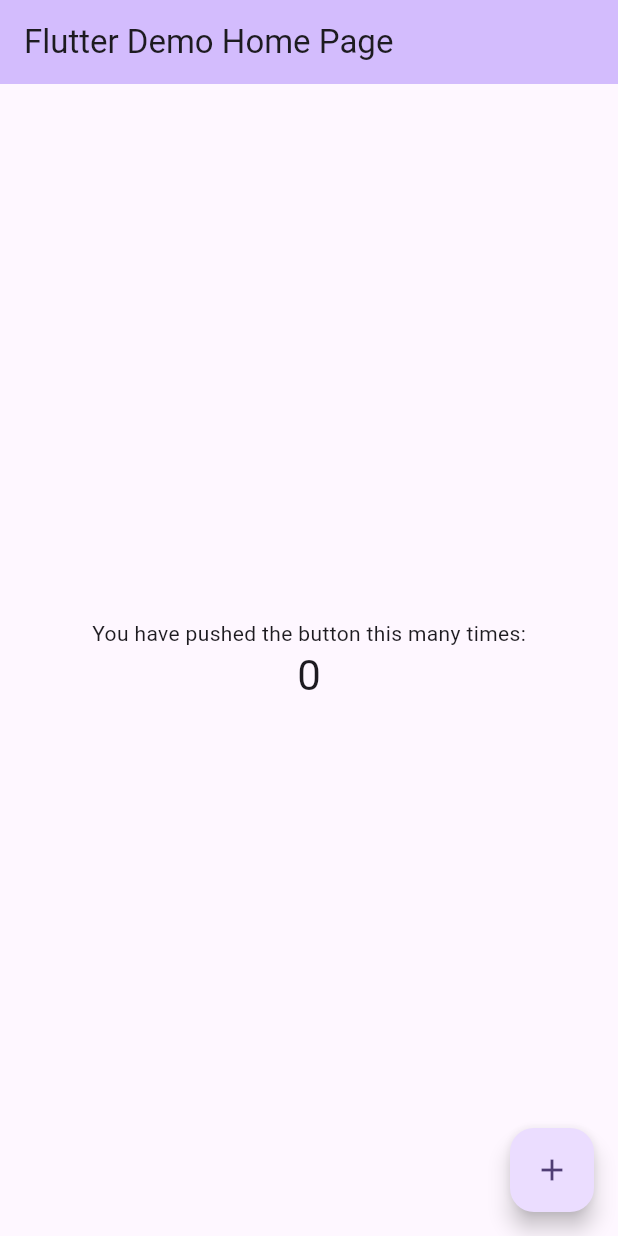
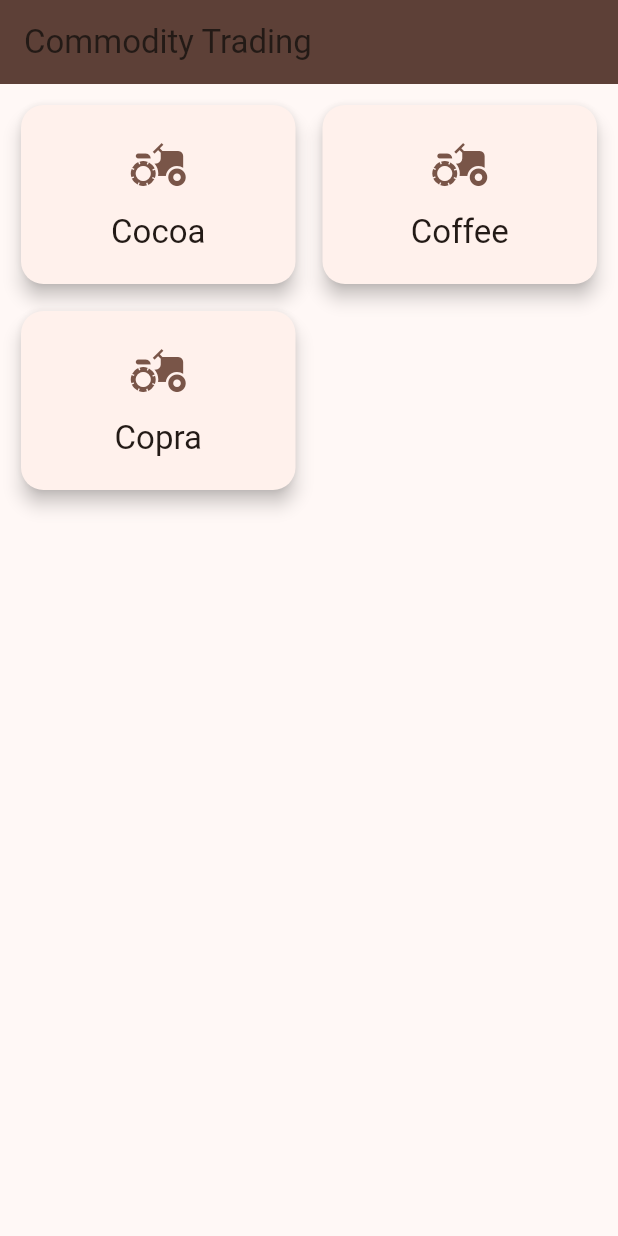
Before and after one commit to could-ai/019a56bf-5289-79c7-b7d0-2486fa8141c8, a Flutter app: the screen it shows after launch, on a phone screen of 412 x 824 dp. Run offline on Flutter 3.47's test engine with Material 3 defaults, Android fonts, the phone set to English and light mode, and no system bars.

Commit message:
I have completely replaced the default counter application with a new structure for the commodity trading app. This file now sets up the main application widget, defines the app's theme with a brown color scheme to match the agricultural theme, and sets the HomeScreen as the initial route.; I've created a new data model to represent a commodity. This `Commodity` class holds the essential information for each item, including its name, price, and a path for an image. This provides a clean and structured way to manage commodity data throughout the application.; I have created a new home screen to serve as the main entry point of the app. It displays a grid of the commodities (Cocoa, Coffee, and Copra) using mock data. Tapping on any commodity card will navigate the user to its corresponding detail screen. I've used a GridView for a clean, organized layout.; This new screen provides a detailed view for a selected commodity. It displays the commodity's name, its price, and placeholder "Buy" and "Sell" buttons. An image placeholder is also included at the top. This screen receives the commodity data from the home screen to display the correct information.

```diff
--- a/usr/lib/main.dart
+++ b/usr/lib/main.dart
@@ -1,4 +1,5 @@
 import 'package:flutter/material.dart';
+import './screens/home_screen.dart';
 
 void main() {
   runApp(const MyApp());
@@ -7,114 +8,17 @@ void main() {
 class MyApp extends StatelessWidget {
   const MyApp({super.key});
 
-  // This widget is the root of your application.
   @override
   Widget build(BuildContext context) {
     return MaterialApp(
-      title: 'Flutter Demo',
+      title: 'Commodity Trading',
       debugShowCheckedModeBanner: false,
       theme: ThemeData(
-        // This is the theme of your application.
-        //
-        // TRY THIS: Try running your application with "flutter run". You'll see
-        // the application has a purple toolbar. Then, without quitting the app,
-        // try changing the seedColor in the colorScheme below to Colors.green
-        // and then invoke "hot reload" (save your changes or press the "hot
-        // reload" button in a Flutter-supported IDE, or press "r" if you used
-        // the command line to start the app).
-        //
-        // Notice that the counter didn't reset back to zero; the application
-        // state is not lost during the reload. To reset the state, use hot
-        // restart instead.
-        //
-        // This works for code too, not just values: Most code changes can be
-        // tested with just a hot reload.
-        colorScheme: ColorScheme.fromSeed(seedColor: Colors.deepPurple),
+        primarySwatch: Colors.brown,
+        colorScheme: ColorScheme.fromSeed(seedColor: Colors.brown),
+        visualDensity: VisualDensity.adaptivePlatformDensity,
       ),
-      home: const MyHomePage(title: 'Flutter Demo Home Page'),
+      home: const HomeScreen(),
     );
   }
 }
-
-class MyHomePage extends StatefulWidget {
-  const MyHomePage({super.key, required this.title});
-
-  // This widget is the home page of your application. It is stateful, meaning
-  // that it has a State object (defined below) that contains fields that affect
-  // how it looks.
-
-  // This class is the configuration for the state. It holds the values (in this
-  // case the title) provided by the parent (in this case the App widget) and
-  // used by the build method of the State. Fields in a Widget subclass are
-  // always marked "final".
-
-  final String title;
-
-  @override
-  State<MyHomePage> createState() => _MyHomePageState();
-}
-
-class _MyHomePageState extends State<MyHomePage> {
-  int _counter = 0;
-
-  void _incrementCounter() {
-    setState(() {
-      // This call to setState tells the Flutter framework that something has
-      // changed in this State, which causes it to rerun the build method below
-      // so that the display can reflect the updated values. If we changed
-      // _counter without calling setState(), then the build method would not be
-      // called again, and so nothing would appear to happen.
-      _counter++;
-    });
-  }
-
-  @override
-  Widget build(BuildContext context) {
-    // This method is rerun every time setState is called, for instance as done
-    // by the _incrementCounter method above.
-    //
-    // The Flutter framework has been optimized to make rerunning build methods
-    // fast, so that you can just rebuild anything that needs updating rather
-    // than having to individually change instances of widgets.
-    return Scaffold(
-      appBar: AppBar(
-        // TRY THIS: Try changing the color here to a specific color (to
-        // Colors.amber, perhaps?) and trigger a hot reload to see the AppBar
-        // change color while the other colors stay the same.
-        backgroundColor: Theme.of(context).colorScheme.inversePrimary,
-        // Here we take the value from the MyHomePage object that was created by
-        // the App.build method, and use it to set our appbar title.
-        title: Text(widget.title),
-      ),
-      body: Center(
-        // Center is a layout widget. It takes a single child and positions it
-        // in the middle of the parent.
-        child: Column(
-          // Column is also a layout widget. It takes a list of children and
-          // arranges them vertically. By default, it sizes itself to fit its
-          // children horizontally, and tries to be as tall as its parent.
-          //
-          // Column has various properties to control how it sizes itself and
-          // how it positions its children. Here we use mainAxisAlignment to
-          // center the children vertically; the main axis here is the vertical
-          // axis because Columns are vertical (the cross axis would be
-          // horizontal).
-          //
-          // TRY THIS: Invoke "debug painting" (choose the "Toggle Debug Paint"
-          // action in the IDE, or press "p" in the console), to see the
-          // wireframe for each widget.
-          mainAxisAlignment: MainAxisAlignment.center,
-          children: <Widget>[
-            const Text('You have pushed the button this many times:'),
-            Text('$_counter', style: Theme.of(context).textTheme.headlineMedium),
-          ],
-        ),
-      ),
-      floatingActionButton: FloatingActionButton(
-        onPressed: _incrementCounter,
-        tooltip: 'Increment',
-        child: const Icon(Icons.add),
-      ), // This trailing comma makes auto-formatting nicer for build methods.
-    );
-  }
-}
--- /dev/null
+++ b/usr/lib/models/commodity_model.dart
@@ -0,0 +1,7 @@
+class Commodity {
+  final String name;
+  final double price;
+  final String imagePath;
+
+  Commodity({required this.name, required this.price, required this.imagePath});
+}
--- /dev/null
+++ b/usr/lib/screens/home_screen.dart
@@ -0,0 +1,64 @@
+import 'package:flutter/material.dart';
+import '../models/commodity_model.dart';
+import './commodity_detail_screen.dart';
+
+class HomeScreen extends StatefulWidget {
+  const HomeScreen({Key? key}) : super(key: key);
+
+  @override
+  State<HomeScreen> createState() => _HomeScreenState();
+}
+
+class _HomeScreenState extends State<HomeScreen> {
+  final List<Commodity> _commodities = [
+    Commodity(name: "Cocoa", price: 2.50, imagePath: "assets/images/cocoa.jpg"),
+    Commodity(name: "Coffee", price: 3.00, imagePath: "assets/images/coffee.jpg"),
+    Commodity(name: "Copra", price: 1.80, imagePath: "assets/images/copra.jpg"),
+  ];
+
+  @override
+  Widget build(BuildContext context) {
+    return Scaffold(
+      appBar: AppBar(
+        title: const Text("Commodity Trading"),
+        backgroundColor: Colors.brown[700],
+      ),
+      body: GridView.builder(
+        padding: const EdgeInsets.all(10.0),
+        itemCount: _commodities.length,
+        gridDelegate: const SliverGridDelegateWithFixedCrossAxisCount(
+          crossAxisCount: 2,
+          childAspectRatio: 3 / 2,
+          crossAxisSpacing: 10,
+          mainAxisSpacing: 10,
+        ),
+        itemBuilder: (ctx, i) => GestureDetector(
+          onTap: () {
+            Navigator.of(context).push(
+              MaterialPageRoute(
+                builder: (context) => CommodityDetailScreen(commodity: _commodities[i]),
+              ),
+            );
+          },
+          child: Card(
+            elevation: 5,
+            shape: RoundedRectangleBorder(
+              borderRadius: BorderRadius.circular(15),
+            ),
+            child: Column(
+              mainAxisAlignment: MainAxisAlignment.center,
+              children: [
+                 const Icon(Icons.agriculture, size: 40, color: Colors.brown),
+                const SizedBox(height: 10),
+                Text(
+                  _commodities[i].name,
+                  style: Theme.of(context).textTheme.titleLarge,
+                ),
+              ],
+            ),
+          ),
+        ),
+      ),
+    );
+  }
+}
```
Also changed, not shown: usr/lib/screens/commodity_detail_screen.dart (added, +69 -0 lines).
